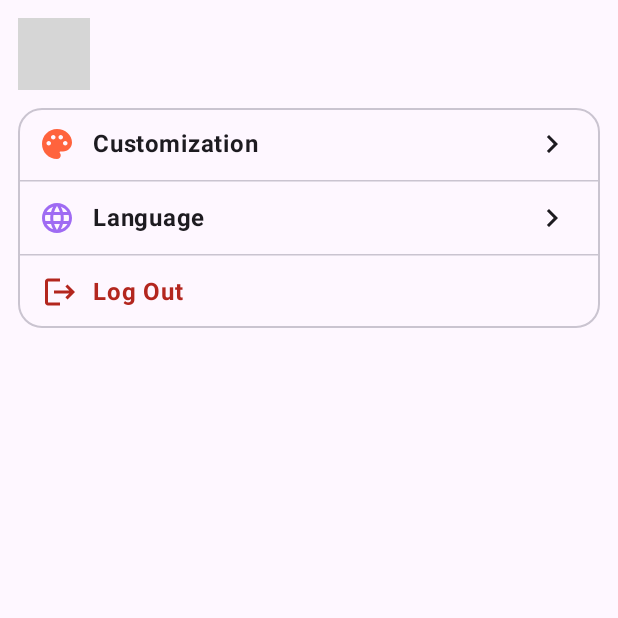
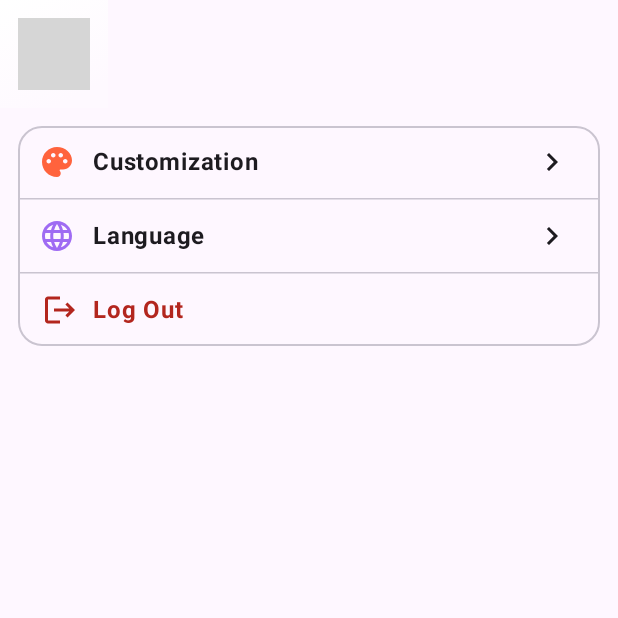
Before and after one commit to iTzVirtual00/OpenUnito, an Android app built with Jetpack Compose: the composable SettingsScreenContent shown on its own in the app's theme, on a phone screen of 412 x 824 dp, the top half of it. Run offline under Robolectric (Android 15) with nearby library versions, the phone set to English and light mode, and no system bars; our stand-ins replace Compose Multiplatform resources; 1 statement that could not run was skipped; grey boxes are pictures that could not be loaded.

Commit message:
feat: create TobBar comp with cool gradient and use it in HomeScreen andd SettingsScreen

```diff
--- a/shared/src/commonMain/kotlin/me/itzvirtual/openunito/ui/components/Generics.kt
+++ b/shared/src/commonMain/kotlin/me/itzvirtual/openunito/ui/components/Generics.kt
@@ -1,6 +1,7 @@
 package me.itzvirtual.openunito.ui.components
 
 import androidx.compose.foundation.BorderStroke
+import androidx.compose.foundation.background
 import androidx.compose.foundation.clickable
 import androidx.compose.foundation.layout.Arrangement
 import androidx.compose.foundation.layout.Box
@@ -23,7 +24,11 @@ import androidx.compose.material3.surfaceColorAtElevation
 import androidx.compose.runtime.Composable
 import androidx.compose.ui.Alignment
 import androidx.compose.ui.Modifier
+import androidx.compose.ui.draw.drawWithCache
+import androidx.compose.ui.geometry.Offset
+import androidx.compose.ui.graphics.Brush
 import androidx.compose.ui.graphics.Color
+import androidx.compose.ui.graphics.lerp
 import androidx.compose.ui.graphics.vector.ImageVector
 import androidx.compose.ui.text.font.FontWeight
 import androidx.compose.ui.unit.Dp
@@ -34,6 +39,7 @@ import me.itzvirtual.openunito.resources.ND
 import me.itzvirtual.openunito.resources.Res
 import me.itzvirtual.openunito.resources.empty_list
 import me.itzvirtual.openunito.resources.error
+import me.itzvirtual.openunito.ui.feature_devtools.UpdateCard
 import me.itzvirtual.openunito.ui.shared.ErrorItem
 import org.jetbrains.compose.resources.stringResource
 
@@ -222,3 +228,28 @@ fun StdSwitch(
         )
     }
 }
+
+@Composable
+fun TopBar(
+    modifier: Modifier = Modifier,
+    colors: List<Color>,
+    content: @Composable () ->Unit,
+) {
+    Box( // TODO: when is large the gradient is to the right, make direction indipendent from proportions
+        modifier = modifier
+            .drawWithCache{
+                val brush = Brush.linearGradient(
+                    colors = colors,
+                    start = Offset.Zero,
+                    end = Offset(size.width * (0.5f), size.height) //70, 435
+                )
+                onDrawBehind {
+                    drawRect(brush)
+                }
+            }
+
+
+    ) {
+        content()
+    }
+}
--- a/shared/src/commonMain/kotlin/me/itzvirtual/openunito/ui/feature_settings/SettingsScreen.kt
+++ b/shared/src/commonMain/kotlin/me/itzvirtual/openunito/ui/feature_settings/SettingsScreen.kt
@@ -1,7 +1,9 @@
 package me.itzvirtual.openunito.ui.feature_settings
 
 import androidx.compose.foundation.BorderStroke
+import androidx.compose.foundation.background
 import androidx.compose.foundation.clickable
+import androidx.compose.foundation.layout.Box
 import androidx.compose.foundation.layout.Column
 import androidx.compose.foundation.layout.Row
 import androidx.compose.foundation.layout.Spacer
@@ -31,7 +33,11 @@ import androidx.compose.runtime.mutableStateOf
 import androidx.compose.runtime.remember
 import androidx.compose.runtime.setValue
 import androidx.compose.ui.Modifier
+import androidx.compose.ui.draw.drawWithCache
+import androidx.compose.ui.geometry.Offset
+import androidx.compose.ui.graphics.Brush
 import androidx.compose.ui.graphics.Color
+import androidx.compose.ui.graphics.lerp
 import androidx.compose.ui.text.font.FontWeight
 import androidx.compose.ui.tooling.preview.AndroidUiModes.UI_MODE_NIGHT_YES
 import androidx.compose.ui.tooling.preview.Preview
@@ -44,6 +50,7 @@ import me.itzvirtual.openunito.resources.settings_customization
 import me.itzvirtual.openunito.resources.settings_tab_title
 import me.itzvirtual.openunito.ui.components.StdSurface
 import me.itzvirtual.openunito.ui.components.StdTextIconEntry
+import me.itzvirtual.openunito.ui.components.TopBar
 import me.itzvirtual.openunito.ui.feature_devtools.UpdateCard
 import me.itzvirtual.openunito.ui.shared.rememberRestartApp
 import me.itzvirtual.openunito.ui.themes.OpenUnitoTheme
@@ -106,21 +113,37 @@ fun SettingsScreenContent(
     val insetPadding = 12.dp
 
     Scaffold(
+        modifier = modifier,
         contentWindowInsets = WindowInsets(
             insetPadding,
             insetPadding,
             insetPadding,
             insetPadding,
-        )
+        ),
+        topBar = {
+            TopBar(
+                colors = listOf(
+                    MaterialTheme.colorScheme.onPrimary,
+                    lerp(
+                        MaterialTheme.colorScheme.surface,
+                        MaterialTheme.colorScheme.onPrimary,
+                        0.2f
+                    ),
+                ),
+            ) {
+                UpdateCard(
+                    modifier = Modifier.padding(12.dp),
+                    onClick = onCLickUpdateCard
+                )
+            }
+        }
     ) { paddingValues ->
         Column(
-            modifier = modifier
+            modifier = Modifier
                 .fillMaxSize()
                 .padding(paddingValues)
         ) {
-            UpdateCard(
-                onClick = onCLickUpdateCard
-            )
+
 
             Spacer(
                 modifier = Modifier.height(spacing)
```
Also changed, not shown: shared/src/androidMain/kotlin/me/itzvirtual/openunito/ui/feature_devtools/DevtoolsScreen.android.kt (+3 -34 lines), shared/src/commonMain/kotlin/me/itzvirtual/openunito/ui/components/Layouts.kt (+39 -18 lines), shared/src/commonMain/kotlin/me/itzvirtual/openunito/ui/feature_home/HomeScreen.kt (+53 -13 lines).
